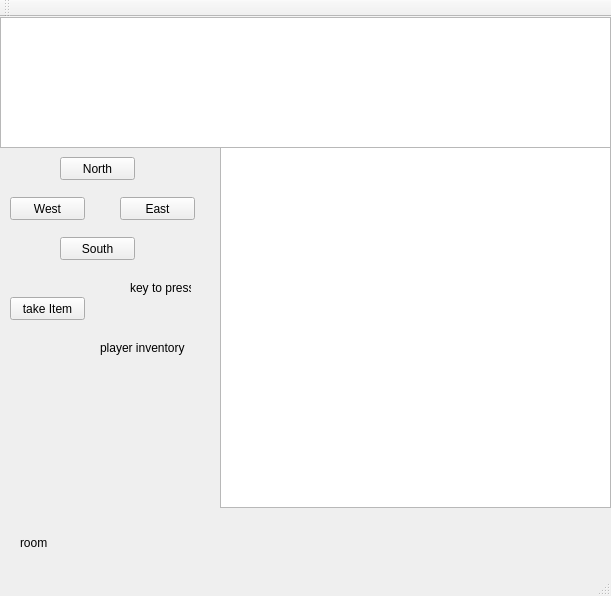
Old version of the form mainwindow.ui in the repository vdrumsta/Zork-GUI.
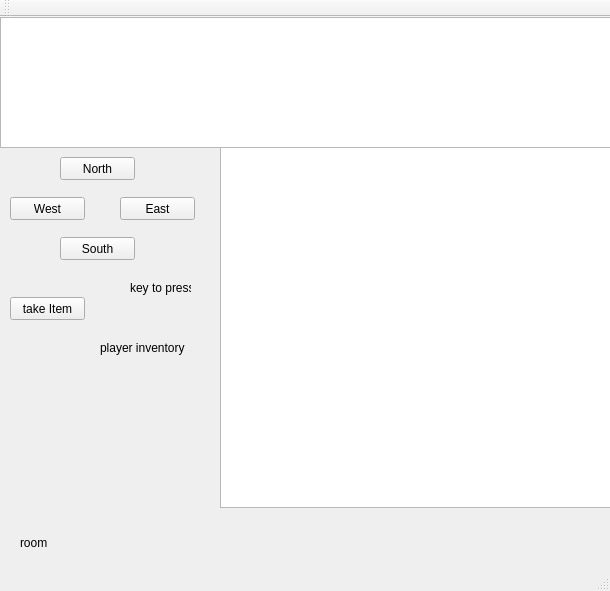
New version of the form.

Diff of the .ui file:
```diff
--- a/mainwindow.ui
+++ b/mainwindow.ui
@@ -6,8 +6,8 @@
    <rect>
     <x>0</x>
     <y>0</y>
-    <width>611</width>
-    <height>596</height>
+    <width>610</width>
+    <height>591</height>
    </rect>
   </property>
   <property name="windowTitle">
```
Left out of the diff: 4 changed lines with no effect on the pictures.
